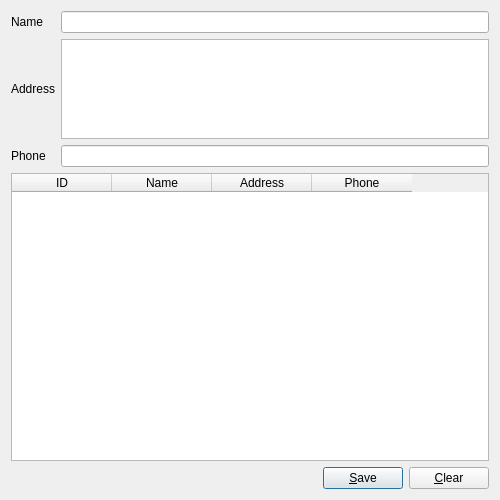
The window that forms/EditAgentDialog.ui (alanhaggai/Daily-Collection) describes before a commit, drawn with Qt 5.
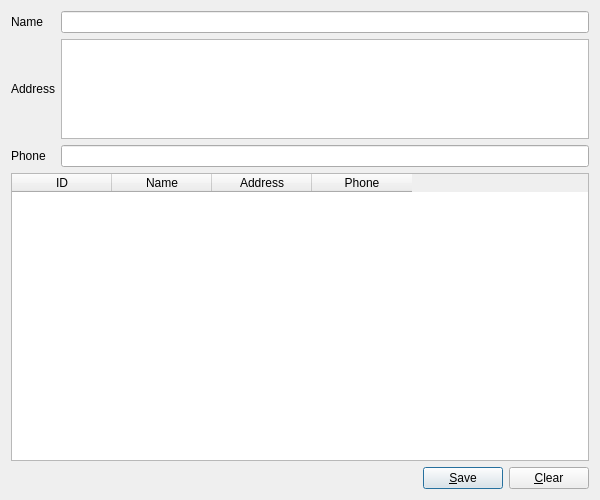
The same window after the commit. Icons and pictures are not drawn.

```diff
--- a/forms/EditAgentDialog.ui
+++ b/forms/EditAgentDialog.ui
@@ -6,13 +6,13 @@
    <rect>
     <x>0</x>
     <y>0</y>
-    <width>500</width>
+    <width>600</width>
     <height>500</height>
    </rect>
   </property>
   <property name="minimumSize">
    <size>
-    <width>500</width>
+    <width>600</width>
     <height>500</height>
    </size>
   </property>
```
